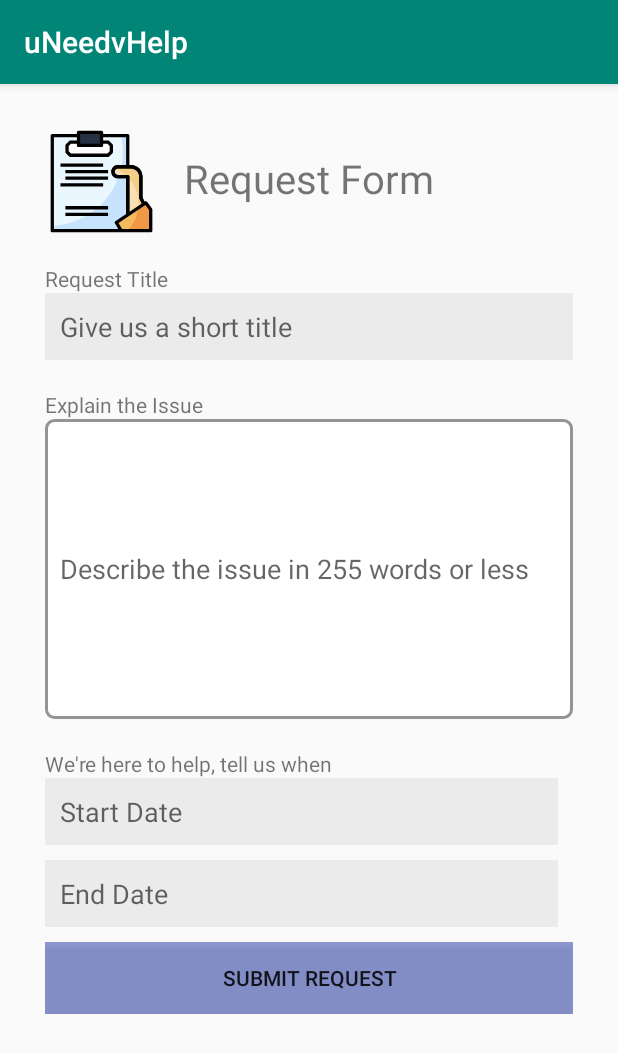
After one commit to tungpham142/uNeedvHelp, an Android app: the CustomerRequestActivity screen opened directly, with no data from a screen before it, on a phone screen of 412 x 824 dp. The commit adds this screen. Shown: the top 1053 px of the screen. Run offline under Robolectric (Android 15) with nearby library versions, the phone set to English and light mode, and no system bars.

Commit message:
Added DatabaseHandler and CustomerRequest Object

```diff
--- a/app/src/main/AndroidManifest.xml
+++ b/app/src/main/AndroidManifest.xml
@@ -28,6 +28,7 @@
         <activity android:name=".HomePageActivity" />
         <activity android:name=".VendorLoginActivity" />
         <activity android:name=".VendorRegistrationForm2Activity" />
+        <activity android:name=".CustomerRequestActivity"/>
     </application>
 
 </manifest>
--- a/app/src/main/java/com/example/uneedvhelp/CustomerLoginActivity.java
+++ b/app/src/main/java/com/example/uneedvhelp/CustomerLoginActivity.java
@@ -5,6 +5,7 @@ import androidx.appcompat.app.AppCompatActivity;
 import android.content.Intent;
 import android.os.Bundle;
 import android.text.TextUtils;
+import android.util.Log;
 import android.view.View;
 import android.widget.Button;
 import android.widget.EditText;
@@ -19,6 +20,7 @@ public class CustomerLoginActivity extends AppCompatActivity {
     private int counter=5;
     private TextView mInfo;
     private DatabaseHandler db;
+    public final String TAG="Here is your data";
 
     @Override
     protected void onCreate(Bundle savedInstanceState) {
@@ -66,7 +68,11 @@ public class CustomerLoginActivity extends AppCompatActivity {
 
                 if(customerDb != null && customerDb.getPassword().equals(password)){
                     Toast.makeText(CustomerLoginActivity.this, "Login Successful!", Toast.LENGTH_LONG).show();
-                    startActivity(new Intent(getApplicationContext(), CustomerSignInActivity.class));
+                    Intent i = new Intent(getApplicationContext(),CustomerSignInActivity.class);
+                    Log.w(TAG,"This is the value of customer: "+customerDb.customerId);
+                    i.putExtra("customerId",customerDb.customerId);
+                    startActivity(i);
+
                 }
                 else{
                     Toast.makeText(CustomerLoginActivity.this, "Your email or password is not correct. ", Toast.LENGTH_LONG).show();
--- /dev/null
+++ b/app/src/main/java/com/example/uneedvhelp/CustomerRequestActivity.java
@@ -0,0 +1,132 @@
+package com.example.uneedvhelp;
+
+import android.app.DatePickerDialog;
+import android.content.Intent;
+import android.nfc.Tag;
+import android.os.Bundle;
+import android.os.PersistableBundle;
+import android.text.InputType;
+import android.util.Log;
+import android.view.View;
+import android.widget.ArrayAdapter;
+import android.widget.Button;
+import android.widget.DatePicker;
+import android.widget.EditText;
+import android.widget.Spinner;
+import android.widget.TextView;
+
+import java.text.SimpleDateFormat;
+import java.util.Calendar;
+import java.util.Locale;
+
+import androidx.annotation.Nullable;
+import androidx.appcompat.app.AppCompatActivity;
+
+public class CustomerRequestActivity extends AppCompatActivity {
+
+    private DatePickerDialog datePickerDialogEnd,datePickerDialogStart;
+    private SimpleDateFormat dateFormatter;
+    //getData from these fields for end and start date
+    private TextView endDate,startDate;
+    //get Data from these fields for end and start date
+    private EditText requestTitle, requestExplanation;
+    //submission button
+    private Button submit_button;
+    public final String TAG="Here is your data";
+    @Override
+    protected void onCreate(Bundle savedInstanceState) {
+
+        super.onCreate(savedInstanceState);
+        dateFormatter = new SimpleDateFormat("dd-MM-yyyy", Locale.US);
+        setContentView(R.layout.activity_customer_request);
+        endDate = findViewById(R.id.request_end_date);
+        endDate.setInputType(InputType.TYPE_NULL);
+        endDate.requestFocus();
+        Calendar endCalendar = Calendar.getInstance();
+        datePickerDialogEnd = new DatePickerDialog(this, new DatePickerDialog.OnDateSetListener() {
+
+            public void onDateSet(DatePicker view, int year, int monthOfYear, int dayOfMonth) {
+                Calendar newDate = Calendar.getInstance();
+                newDate.set(year, monthOfYear, dayOfMonth);
+                endDate.setText(dateFormatter.format(newDate.getTime()));
+            }
+
+        }, endCalendar.get(Calendar.YEAR), endCalendar.get(Calendar.MONTH), endCalendar.get(Calendar.DAY_OF_MONTH));
+
+        endDate.setOnClickListener(new View.OnClickListener() {
+            @Override
+            public void onClick(View v) {
+                datePickerDialogEnd.show();
+            }
+        });
+        startDate = findViewById(R.id.request_start_date);
+        startDate.setInputType(InputType.TYPE_NULL);
+        startDate.requestFocus();
+        Calendar startCalendar = Calendar.getInstance();
+        datePickerDialogStart = new DatePickerDialog(this, new DatePickerDialog.OnDateSetListener() {
+
+            public void onDateSet(DatePicker view, int year, int monthOfYear, int dayOfMonth) {
+                Calendar newDate = Calendar.getInstance();
+                newDate.set(year, monthOfYear, dayOfMonth);
+                startDate.setText(dateFormatter.format(newDate.getTime()));
+            }
+
+        }, startCalendar.get(Calendar.YEAR), startCalendar.get(Calendar.MONTH), startCalendar.get(Calendar.DAY_OF_MONTH));
+
+        startDate.setOnClickListener(new View.OnClickListener() {
+            @Override
+            public void onClick(View v) {
+                datePickerDialogStart.show();
+            }
+        });
+        submit_button=findViewById(R.id.submit_request_btn);
+        submit_button.setOnClickListener(new View.OnClickListener() {
+
+            @Override
+            public void onClick(View v) {
+                boolean correct_request = true;
+                //Your values for validation :)
+                requestTitle = findViewById(R.id.request_title);
+                String mTitle = requestTitle.getText().toString();
+                requestExplanation = findViewById(R.id.request_title);
+                String mExplanation = requestExplanation.getText().toString();
+                String mEndDate = endDate.getText().toString();
+                String mStartDate = startDate.getText().toString();
+                Intent data = getIntent();
+                // customerId retrieved
+                int customerId = data.getIntExtra("customerId",-1);
+                Log.println(Log.ERROR,TAG,"customerId:"+customerId+"\n mEndDate:"+mEndDate+"\n mExplanation: "+mExplanation);
+
+                // TODO: Verify these and set errors depending on whether or not they are valid
+
+                // TODO: Integrate this value with Mit/Gef
+
+                String temp_Category="Plumbing";
+                // TODO:Add Validations here
+
+                if(correct_request==false) {
+                    // TODO: show error message
+                }
+                else{
+                    // TODO:Add Database Code Here
+                    Intent i = new Intent(getApplicationContext(), CustomerSignInActivity.class);
+
+                    startActivity(i);
+                    finish();
+
+                }
+            }
+        });
+
+
+        /*String[] arraySpinner = new String[] {
+                "1", "2", "3", "4", "5", "6", "7"
+        };
+        Spinner s = (Spinner) findViewById(R.id.);
+        ArrayAdapter<String> adapter = new ArrayAdapter<String>(this,
+                android.R.layout.simple_spinner_item, arraySpinner);
+        adapter.setDropDownViewResource(android.R.layout.simple_spinner_dropdown_item);
+        s.setAdapter(adapter);*/
+    }
+
+}
--- a/app/src/main/java/com/example/uneedvhelp/CustomerSignInActivity.java
+++ b/app/src/main/java/com/example/uneedvhelp/CustomerSignInActivity.java
@@ -7,26 +7,41 @@ import android.os.Bundle;
 import android.view.View;
 import android.widget.Button;
 
-import com.google.firebase.auth.FirebaseAuth;
 
-public class CustomerSignInActivity extends AppCompatActivity {
+public class CustomerSignInActivity extends AppCompatActivity implements View.OnClickListener  {
 
     Button mLogout;
-
+    Button mSignin;
     @Override
     protected void onCreate(Bundle savedInstanceState) {
         super.onCreate(savedInstanceState);
         setContentView(R.layout.activity_customer_signin);
 
         mLogout =  findViewById(R.id.logout);
+        mSignin = findViewById(R.id.btn_customer_request);
+        mLogout.setOnClickListener(this);
+        mSignin.setOnClickListener(this);
 
-        mLogout.setOnClickListener(new View.OnClickListener() {
-            @Override
-            public void onClick(View v) {
-                Intent intent = new Intent(getApplicationContext(), CustomerLoginActivity.class);
-                startActivity(intent);
-                finish();
+    }
+    @Override
+    public void onClick(View v) {
+        switch (v.getId()){
+            case R.id.btn_logout:
+            {
+                Intent i = new Intent(CustomerSignInActivity.this,CustomerRegistrationActivity.class);
+                startActivity(i);
+                break;
             }
-        });
+            case R.id.btn_customer_request:
+            {
+                Intent data = getIntent();
+                int customerId = data.getIntExtra("customerId",-1);
+
+                Intent i = new Intent(CustomerSignInActivity.this,CustomerRequestActivity.class);
+                i.putExtra("customerId",customerId);
+                startActivity(i);
+                break;
+            }
+        }
     }
 }
--- a/app/src/main/java/com/example/uneedvhelp/DatabaseHandler.java
+++ b/app/src/main/java/com/example/uneedvhelp/DatabaseHandler.java
@@ -57,7 +57,7 @@ public class DatabaseHandler extends SQLiteOpenHelper {
                                                                     "Zip        VARCHAR(15), " +
                                                                     "DOB        VARCHAR(100) )";
         String customerRequest = "CREATE TABLE " + TABLE_REQUESTS + " (RequestId INTEGER PRIMARY KEY AUTOINCREMENT," +
-                "CustomerId   VARCHAR(255)    NOT NULL," +
+                "CustomerId   INTEGER   NOT NULL," +
                 "Description   VARCHAR(255)    NOT NULL," +
                 "Title      VARCHAR(51)    NOT NULL," +
                 "EndDate    VARCHAR(51)," +
--- a/app/src/main/java/com/example/uneedvhelp/VendorLoginActivity.java
+++ b/app/src/main/java/com/example/uneedvhelp/VendorLoginActivity.java
@@ -11,11 +11,7 @@ import android.widget.Toast;
 import androidx.annotation.NonNull;
 import androidx.appcompat.app.AppCompatActivity;
 
-import com.google.firebase.database.DataSnapshot;
-import com.google.firebase.database.DatabaseError;
-import com.google.firebase.database.DatabaseReference;
-import com.google.firebase.database.FirebaseDatabase;
-import com.google.firebase.database.ValueEventListener;
+
 
 public class VendorLoginActivity extends AppCompatActivity {
 
@@ -31,8 +27,7 @@ public class VendorLoginActivity extends AppCompatActivity {
 
         //Firebase
         // Write a message to the database
-        final FirebaseDatabase database = FirebaseDatabase.getInstance();
-        final DatabaseReference myRef = database.getReference("message");
+
         db = new DatabaseHandler(this);
         login = findViewById(R.id.btn_login);
         email = findViewById(R.id.edt_email);
@@ -58,20 +53,9 @@ public class VendorLoginActivity extends AppCompatActivity {
 
                 }
 
-                myRef.addValueEventListener(new ValueEventListener() {
-                    @Override
-                    public void onDataChange(@NonNull DataSnapshot dataSnapshot) {
 
 
-                       /* String email = dataSnapshot.child("email").getValue().toString();
-                        String pass = dataSnapshot.child("password").getValue().toString();*/
 
-                        for (DataSnapshot snapshot : dataSnapshot.getChildren()){
-
-                             dataModel = snapshot.getValue(VendorRegistrationDataModel.class);
-
-                        }
-                        db.retiriveData(dataModel,email_id,pwd);
 
                         String email = dataModel.getEmail();
                         String pass = dataModel.getPassword();
@@ -85,16 +69,8 @@ public class VendorLoginActivity extends AppCompatActivity {
                         else{
                             Toast.makeText(VendorLoginActivity.this, "Username or Password incorrect", Toast.LENGTH_SHORT).show();
                         }
-                    }
 
-                    @Override
-                    public void onCancelled(@NonNull DatabaseError databaseError) {
-
-                    }
-                });
-
-
-            }
+                }
         });
 
     }
--- a/app/src/main/java/com/example/uneedvhelp/VendorRegistrationForm2Activity.java
+++ b/app/src/main/java/com/example/uneedvhelp/VendorRegistrationForm2Activity.java
@@ -13,8 +13,7 @@ import android.widget.EditText;
 
 import androidx.appcompat.app.AppCompatActivity;
 
-import com.google.firebase.database.DatabaseReference;
-import com.google.firebase.database.FirebaseDatabase;
+
 
 import java.util.regex.Pattern;
 
@@ -49,8 +48,7 @@ public class VendorRegistrationForm2Activity extends AppCompatActivity {
 
         //Firebase
         // Write a message to the database
-        final FirebaseDatabase database = FirebaseDatabase.getInstance();
-        final DatabaseReference myRef = database.getReference("message");
+
 
         ssn = findViewById(R.id.edt_ssn);
         rate = findViewById(R.id.edt_hourly_rate);
@@ -92,7 +90,7 @@ public class VendorRegistrationForm2Activity extends AppCompatActivity {
                 String social = ssn.getText().toString();
                 String hrly_rate = rate.getText().toString();
 
-                String strKey = myRef.push().getKey();
+
 
                 VendorRegistrationDataModel dataModel = new VendorRegistrationDataModel();
                 dataModel.setFirstName(fName);
@@ -109,10 +107,7 @@ public class VendorRegistrationForm2Activity extends AppCompatActivity {
                 dataModel.setSsn(social);
                 dataModel.setHourly_rate(hrly_rate);
                 db.insertRecord(dataModel);
-                dataModel.setStrKey(strKey);
 
-
-                myRef.child(strKey).setValue(dataModel);
 
                 //Validation for Agree checkbox condition
                 boolean ssnBool = false;
--- a/app/src/main/java/com/example/uneedvhelp/VendorSignedInActivity.java
+++ b/app/src/main/java/com/example/uneedvhelp/VendorSignedInActivity.java
@@ -22,5 +22,9 @@ public class VendorSignedInActivity extends AppCompatActivity {
                 startActivity(i);
             }
         });
+
+
+
     }
+
 }
--- /dev/null
+++ b/app/src/main/res/drawable/edit_text_border.xml
@@ -0,0 +1,15 @@
+<?xml version="1.0" encoding="utf-8"?>
+<selector xmlns:android="http://schemas.android.com/apk/res/android"
+    android:layout_height="wrap_content"
+    android:layout_width="wrap_content">
+    <item>
+        <shape android:shape="rectangle">
+            <solid android:color="#ffffff"/>
+            <corners android:radius="5dp" />
+            <stroke
+                android:width="2dp"
+                android:color="#949494"
+                />
+        </shape>
+    </item>
+</selector>
--- /dev/null
+++ b/app/src/main/res/drawable/ic_request.xml
@@ -0,0 +1,69 @@
+<vector xmlns:android="http://schemas.android.com/apk/res/android"
+    android:width="512dp"
+    android:height="512dp"
+    android:viewportWidth="64"
+    android:viewportHeight="64">
+  <path
+      android:pathData="m2,4h46v58h-46z"
+      android:fillColor="#c7e2fc"/>
+  <path
+      android:pathData="m2,58.956c23.913,-0.915 43.021,-20.579 43.021,-44.717 0,-3.525 -0.42,-6.949 -1.191,-10.239h-41.83z"
+      android:fillColor="#ebf7fe"/>
+  <path
+      android:pathData="m48,52v-23h-6c-1.657,0 -3,-1.343 -3,-3 0,-1.657 1.343,-3 3,-3h8c3.314,0 6,2.686 6,6v13l2,4z"
+      android:fillColor="#f5cf88"/>
+  <path
+      android:pathData="m48,29.313v22.687l6.313,-3.788c0.102,-0.891 0.161,-1.794 0.161,-2.712 -0.001,-6.276 -2.466,-11.972 -6.474,-16.187z"
+      android:fillColor="#fadfb2"/>
+  <path
+      android:pathData="m39.983,23.792c-0.6,0.549 -0.983,1.331 -0.983,2.208 0,1.657 1.343,3 3,3h5.702c-2.184,-2.214 -4.802,-3.996 -7.719,-5.208z"
+      android:fillColor="#fadfb2"/>
+  <path
+      android:pathData="m43.982,62 l-2.982,-5 18,-12 3,4v13z"
+      android:fillColor="#f19846"/>
+  <path
+      android:pathData="m54.325,48.117 l-13.325,8.883 2.982,5h3.72c3.61,-3.659 6.026,-8.496 6.623,-13.883z"
+      android:fillColor="#f5ba5b"/>
+  <path
+      android:pathData="m13,8 l-2,2v4l2,2h23l2,-2v-4l-2,-2z"
+      android:fillColor="#fff"/>
+  <path
+      android:pathData="m18,2h14v8h-14z"
+      android:fillColor="#243242"/>
+  <path
+      android:fillColor="#FF000000"
+      android:pathData="m49,52h-2v-22h-5c-2.206,0 -4,-1.794 -4,-4s1.794,-4 4,-4h8c3.859,0 7,3.14 7,7v12.764l1.895,3.789 -1.789,0.895 -2,-4c-0.07,-0.139 -0.106,-0.293 -0.106,-0.448v-13c0,-2.757 -2.243,-5 -5,-5h-8c-1.103,0 -2,0.897 -2,2s0.897,2 2,2h6c0.553,0 1,0.448 1,1z"/>
+  <path
+      android:fillColor="#FF000000"
+      android:pathData="m49,23h-2v-18h-15v-2h16c0.553,0 1,0.448 1,1z"/>
+  <path
+      android:fillColor="#FF000000"
+      android:pathData="m62,63h-60c-0.553,0 -1,-0.448 -1,-1v-58c0,-0.552 0.447,-1 1,-1h16v2h-15v56h39.222l-2.08,-3.488c-0.273,-0.458 -0.14,-1.049 0.304,-1.344l18,-12c0.44,-0.295 1.036,-0.192 1.354,0.232l3,4c0.13,0.173 0.2,0.384 0.2,0.6v13c0,0.552 -0.447,1 -1,1zM44.551,61h16.449v-11.667l-2.232,-2.977 -16.422,10.949z"/>
+  <path
+      android:fillColor="#FF000000"
+      android:pathData="m32,11h-14c-0.553,0 -1,-0.448 -1,-1v-8c0,-0.552 0.447,-1 1,-1h14c0.553,0 1,0.448 1,1v8c0,0.552 -0.447,1 -1,1zM19,9h12v-6h-12z"/>
+  <path
+      android:fillColor="#FF000000"
+      android:pathData="m36,17h-23c-0.266,0 -0.52,-0.105 -0.707,-0.293l-2,-2c-0.188,-0.187 -0.293,-0.442 -0.293,-0.707v-4c0,-0.265 0.105,-0.52 0.293,-0.707l2,-2c0.187,-0.188 0.441,-0.293 0.707,-0.293h5v2h-4.586l-1.414,1.414v3.172l1.414,1.414h22.172l1.414,-1.414v-3.172l-1.414,-1.414h-3.586v-2h4c0.266,0 0.52,0.105 0.707,0.293l2,2c0.188,0.187 0.293,0.442 0.293,0.707v4c0,0.265 -0.105,0.52 -0.293,0.707l-2,2c-0.187,0.188 -0.441,0.293 -0.707,0.293z"/>
+  <path
+      android:fillColor="#FF000000"
+      android:pathData="m7,21h26v2h-26z"/>
+  <path
+      android:fillColor="#FF000000"
+      android:pathData="m10,25h26v2h-26z"/>
+  <path
+      android:fillColor="#FF000000"
+      android:pathData="m10,29h26v2h-26z"/>
+  <path
+      android:fillColor="#FF000000"
+      android:pathData="m10,47h26v2h-26z"/>
+  <path
+      android:fillColor="#FF000000"
+      android:pathData="m10,51h26v2h-26z"/>
+  <path
+      android:fillColor="#FF000000"
+      android:pathData="m7,33h26v2h-26z"/>
+  <path
+      android:fillColor="#FF000000"
+      android:pathData="m49,52h-2v-22h-5c-2.206,0 -4,-1.794 -4,-4s1.794,-4 4,-4h8c3.859,0 7,3.14 7,7v12.764l1.895,3.789 -1.789,0.895 -2,-4c-0.07,-0.139 -0.106,-0.293 -0.106,-0.448v-13c0,-2.757 -2.243,-5 -5,-5h-8c-1.103,0 -2,0.897 -2,2s0.897,2 2,2h6c0.553,0 1,0.448 1,1z"/>
+</vector>
--- /dev/null
+++ b/app/src/main/res/layout/activity_customer_request.xml
@@ -0,0 +1,123 @@
+<?xml version="1.0" encoding="utf-8"?>
+<ScrollView
+    xmlns:android="http://schemas.android.com/apk/res/android"
+    xmlns:app="http://schemas.android.com/apk/res-auto"
+    xmlns:tools="http://schemas.android.com/tools"
+    android:layout_width="match_parent"
+    android:layout_height="match_parent"
+    tools:context=".CustomerRequestActivity"
+    android:orientation="vertical"
+    android:padding="30dp">
+    <LinearLayout xmlns:android="http://schemas.android.com/apk/res/android"
+        android:orientation="vertical" android:layout_width="match_parent"
+        android:layout_height="match_parent">
+        <LinearLayout
+            android:layout_width="match_parent"
+            android:layout_height="wrap_content"
+            android:layout_marginBottom="20dp"
+            android:gravity="center">
+
+            <ImageView
+                android:layout_width="70dp"
+                android:layout_height="70dp"
+                android:layout_marginLeft="-90dp"
+
+                android:src="@drawable/ic_request"
+                >
+
+            </ImageView>
+            <TextView
+                android:layout_marginTop="10dp"
+                android:layout_marginLeft="20dp"
+                android:textSize="12pt"
+                android:layout_width="wrap_content"
+                android:layout_height="match_parent"
+                android:text="Request Form">
+
+            </TextView>
+
+
+
+        </LinearLayout>
+        <TextView
+            android:layout_width="match_parent"
+            android:layout_height="match_parent"
+            android:text="Request Title">
+        </TextView>
+        <EditText
+            android:layout_width="match_parent"
+            android:layout_height="match_parent"
+            android:id="@+id/request_title"
+            android:background="#248E8C8C"
+            android:padding="10dp"
+            android:hint="Give us a short title"
+            android:maxLength="49"
+
+            >
+        </EditText>
+        <TextView
+            android:layout_width="match_parent"
+            android:layout_height="match_parent"
+            android:text="Explain the Issue"
+            android:layout_marginTop="20dp"
+            >
+        </TextView>
+        <EditText
+            android:layout_width="match_parent"
+            android:layout_height="200dp"
+            android:id="@+id/request_explanation"
+            android:background="@drawable/edit_text_border"
+            android:hint="Describe the issue in 255 words or less"
+            android:padding="10dp"
+            android:inputType="textMultiLine"
+            android:maxLength="255"
+            >
+        </EditText>
+        <TextView
+            android:layout_width="match_parent"
+            android:layout_height="match_parent"
+            android:layout_marginTop="20dp"
+            android:text="We're here to help, tell us when"
+            >
+        </TextView>
+        <EditText
+            android:id="@+id/request_start_date"
+            android:layout_width="match_parent"
+            android:layout_height="wrap_content"
+
+            android:layout_marginRight="10dp"
+            android:layout_marginBottom="10dp"
+            android:layout_weight="1"
+            android:background="#248E8C8C"
+            android:hint="Start Date"
+            android:padding="10dp"></EditText>
+        <EditText
+            android:id="@+id/request_end_date"
+            android:layout_width="match_parent"
+            android:layout_height="wrap_content"
+            android:layout_marginRight="10dp"
+            android:layout_marginBottom="10dp"
+            android:layout_weight="1"
+            android:background="#248E8C8C"
+            android:hint="End Date"
+            android:padding="10dp"></EditText>
+        <Button
+            android:id="@+id/submit_request_btn"
+            android:layout_width="match_parent"
+            android:layout_height="wrap_content"
+            android:background="@color/buttonColor"
+            android:text="Submit Request"></Button>
+
+
+
+        <!--<Spinner
+            android:layout_width="match_parent"
+            android:layout_height="match_parent"
+            android:id="@+id/spinner">
+
+        </Spinner>
+        <EditText
+            android:layout_width="match_parent"
+            android:layout_height="match_parent"></EditText>-->
+    </LinearLayout>
+</ScrollView>
--- a/app/src/main/res/layout/activity_customer_signin.xml
+++ b/app/src/main/res/layout/activity_customer_signin.xml
@@ -21,6 +21,15 @@
         android:layout_height="wrap_content"
         android:gravity="center"
         android:text="You are Logged In" />
+    <Button
+        android:id="@+id/btn_customer_request"
+        android:layout_width="match_parent"
+        android:layout_height="wrap_content"
+        android:padding="10dp"
+        android:background="@color/buttonColor"
+        android:layout_marginBottom="10dp"
+        android:text="Make a Request"
+        android:onClick="onClick"/>
 
     <Button
         android:id="@+id/logout"
@@ -28,4 +37,7 @@
         android:layout_height="wrap_content"
         android:text="Logout" />
 
+
+
+
 </LinearLayout>
--- a/app/src/main/res/layout/activity_vendor_signed_in.xml
+++ b/app/src/main/res/layout/activity_vendor_signed_in.xml
@@ -30,4 +30,6 @@
         android:text="LogOut">
 
     </Button>
+
+
 </LinearLayout>
```
Also changed, not shown: app/build.gradle (+3 -6 lines), 1 other file.
